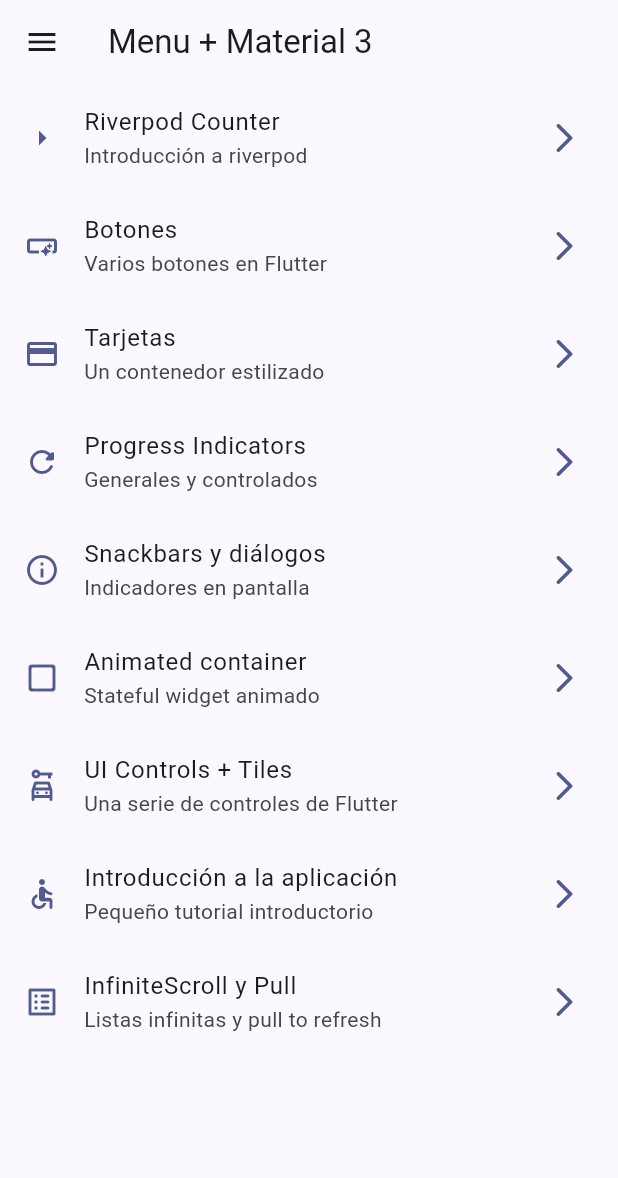
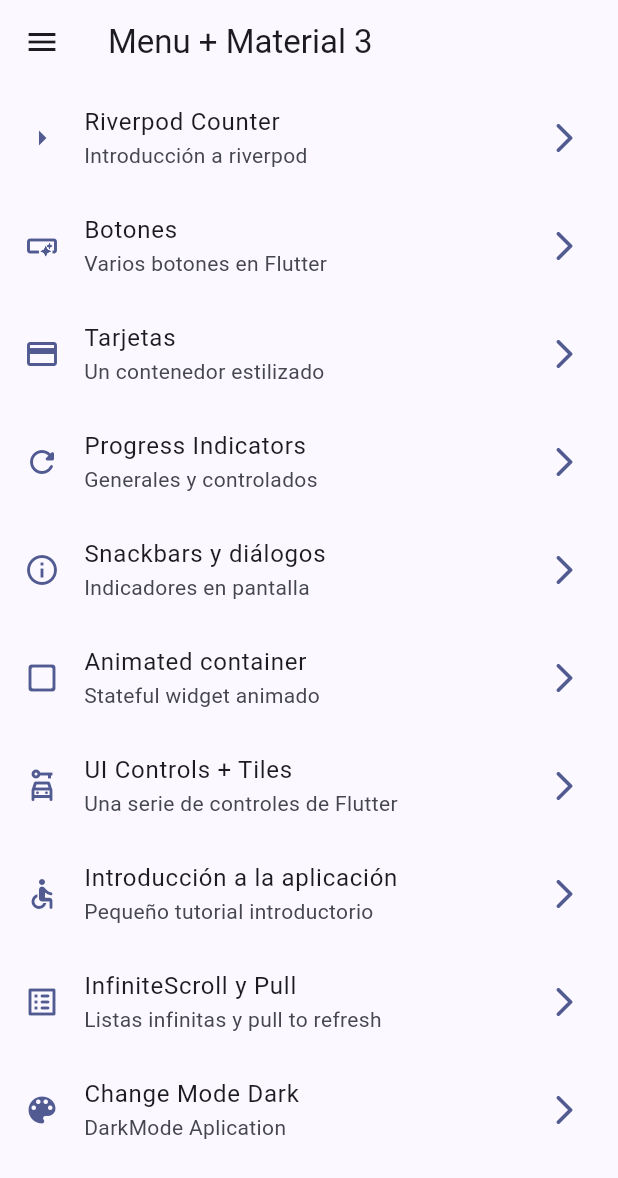
Before and after one commit to ddrakan/curso_flutter_2023_DevTalles, a Flutter app: the screen it shows after launch, on a phone screen of 412 x 824 dp. Shown: the top 1178 px of the screen. Run offline on Flutter 3.47's test engine with Material 2 defaults, Android fonts, the phone set to English and light mode, and no system bars; our stand-ins replace animate_do, flutter_riverpod, go_router.

Commit message:
- ThemeDarkmodeProvider Se implementa el screen theme_changer_screen.dart - se un RadioListTile de colorList ---------- Se implementa el provider isDarkmodeProvider > theme_provider.dart ---------- se implementa el CosumerWidget -> referenciar constructor <WidgetRef> :ref -> en el builder > ref.watch del provider isDarkmodeProvider > ref.watch del provider colorListProvider -----------------------

```diff
--- a/widgets_app/lib/config/menu/menu_items.dart
+++ b/widgets_app/lib/config/menu/menu_items.dart
@@ -81,5 +81,12 @@ const appMenuItems = <MenuItem>[
       icon: Icons.list_alt_rounded
   ),
 
+  MenuItem(
+      title: 'Change Mode Dark',
+      subTitle: 'DarkMode Aplication',
+      link: '/theme-changer',
+      icon: Icons.color_lens_sharp
+  ),
+
 
 ];
--- a/widgets_app/lib/config/router/app_router.dart
+++ b/widgets_app/lib/config/router/app_router.dart
@@ -66,5 +66,11 @@ final appRouter = GoRouter(
       builder: (context, state) => const CounterScreen(),
     ),
 
+    GoRoute(
+      path: '/theme-changer',
+      name: ThemeChangerScreen.name,
+      builder: (context, state) => const ThemeChangerScreen(),
+    ),
+
   ],
 );
--- a/widgets_app/lib/main.dart
+++ b/widgets_app/lib/main.dart
@@ -7,7 +7,7 @@ import 'package:widgets_app/config/theme/app_theme.dart';
 void main() {
   runApp(
       const ProviderScope(
-      child: WidgetsApp() //Cong. Provider
+      child: WidgetsApp() //Confg. Provider
       )
   );
 }
--- a/widgets_app/lib/presentation/screens/screens.dart
+++ b/widgets_app/lib/presentation/screens/screens.dart
@@ -8,3 +8,4 @@ export 'package:widgets_app/presentation/screens/home/home_screen.dart';
 export 'package:widgets_app/presentation/screens/cards/cards_screen.dart';
 export 'package:widgets_app/presentation/screens/counter/counter_screen.dart';
 export 'package:widgets_app/presentation/screens/buttons/buttons_screen.dart';
+export 'package:widgets_app/presentation/screens/theme_changer/theme_changer_screen.dart';
```
Also changed, not shown: widgets_app/lib/presentation/providers/theme_provider.dart (added, +9 -0 lines), widgets_app/lib/presentation/screens/counter/counter_screen.dart (+6 -4 lines), widgets_app/lib/presentation/screens/theme_changer/theme_changer_screen.dart (added, +60 -0 lines).
